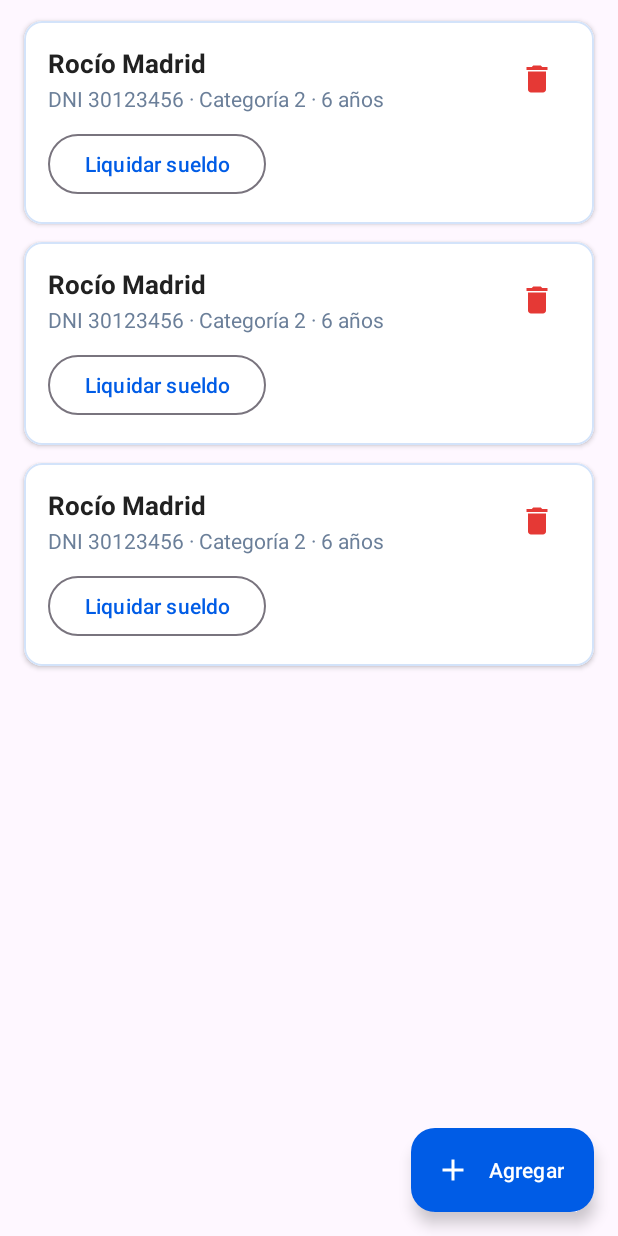
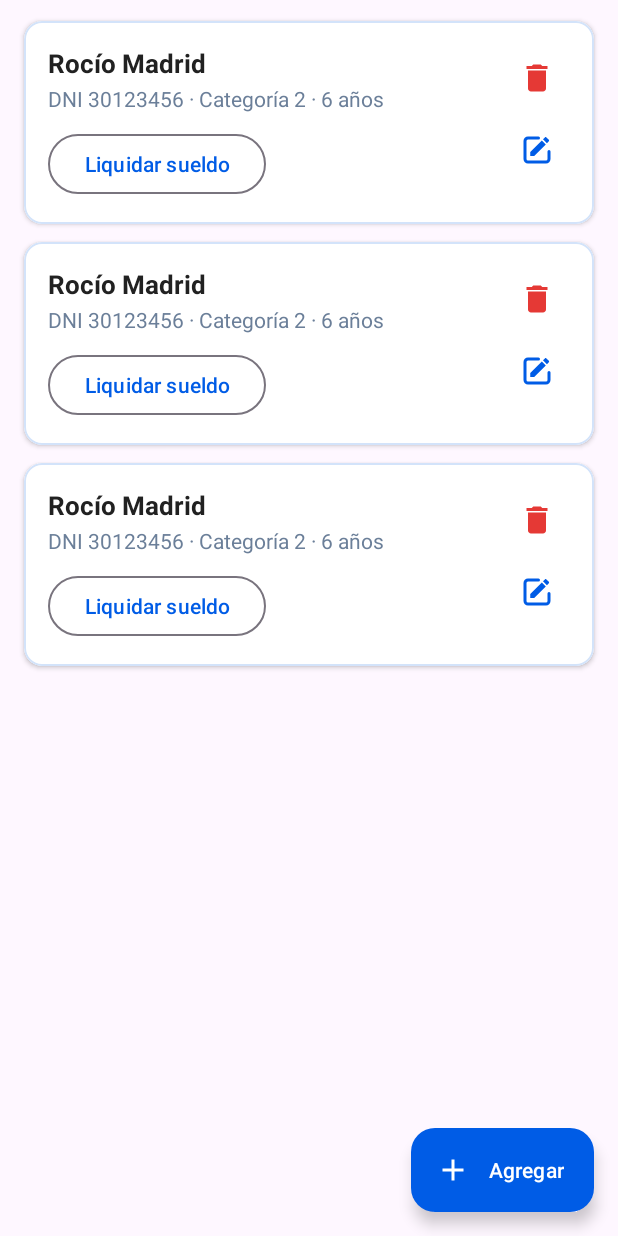
Before and after one commit to ZagarNahuel/Tp-CalculadoraSalarial, an Android app: the layout fragment_lista_empleados.xml on its own in the app's theme, with its tools: preview values and no code run, on a phone screen of 412 x 824 dp. Run offline under Robolectric (Android 15) with nearby library versions, the phone set to English and light mode, and no system bars.

Commit message:
Agrego el ícono de lápiz para modificar a cada empleado
Debajo del tacho hay un botón con un lápiz que abre la modificación. Tocar la tarjeta sigue funcionando.

```diff
--- a/app/src/main/java/com/example/calculadorasalarial/empleados/EmpleadoAdapter.kt
+++ b/app/src/main/java/com/example/calculadorasalarial/empleados/EmpleadoAdapter.kt
@@ -47,7 +47,9 @@ class EmpleadoAdapter(
             contexto.textoAnios(empleado.antiguedad)
         )
 
+        // Tocar la tarjeta o el lápiz modifica al empleado.
         holder.binding.root.setOnClickListener { listener.onEmpleadoClick(empleado) }
+        holder.binding.btnEditar.setOnClickListener { listener.onEmpleadoClick(empleado) }
         holder.binding.btnEliminar.setOnClickListener { listener.onEliminarClick(empleado) }
         holder.binding.btnLiquidar.setOnClickListener { listener.onLiquidarClick(empleado) }
     }
--- /dev/null
+++ b/app/src/main/res/drawable/ic_editar.xml
@@ -0,0 +1,23 @@
+<vector xmlns:android="http://schemas.android.com/apk/res/android"
+    android:width="24dp"
+    android:height="24dp"
+    android:viewportWidth="24"
+    android:viewportHeight="24">
+    <!-- Cuadrado abierto en la esquina de arriba a la derecha -->
+    <path
+        android:pathData="M13,4H6c-1.1,0 -2,0.9 -2,2v12c0,1.1 0.9,2 2,2h12c1.1,0 2,-0.9 2,-2v-5"
+        android:strokeColor="#FF000000"
+        android:strokeWidth="2"
+        android:strokeLineCap="round"
+        android:strokeLineJoin="round" />
+    <!-- Lápiz -->
+    <group
+        android:scaleX="0.7"
+        android:scaleY="0.7"
+        android:translateX="5.4"
+        android:translateY="1.3">
+        <path
+            android:fillColor="#FF000000"
+            android:pathData="M3,17.25V21h3.75L17.81,9.94l-3.75,-3.75L3,17.25zM20.71,7.04c0.39,-0.39 0.39,-1.02 0,-1.41l-2.34,-2.34c-0.39,-0.39 -1.02,-0.39 -1.41,0l-1.83,1.83 3.75,3.75 1.83,-1.83z" />
+    </group>
+</vector>
--- a/app/src/main/res/layout/item_empleado.xml
+++ b/app/src/main/res/layout/item_empleado.xml
@@ -1,5 +1,6 @@
 <?xml version="1.0" encoding="utf-8"?>
-<!-- Una fila del listado: así se dibuja cada empleado. Tocar la fila modifica; el tacho elimina. -->
+<!-- Una fila del listado: así se dibuja cada empleado.
+     A la derecha: el tacho elimina y el lápiz modifica. También se puede tocar la tarjeta para modificar. -->
 <com.google.android.material.card.MaterialCardView xmlns:android="http://schemas.android.com/apk/res/android"
     xmlns:app="http://schemas.android.com/apk/res-auto"
     xmlns:tools="http://schemas.android.com/tools"
@@ -20,15 +21,10 @@
     <LinearLayout
         android:layout_width="match_parent"
         android:layout_height="wrap_content"
-        android:orientation="vertical"
+        android:orientation="horizontal"
         android:padding="16dp">
 
-        <LinearLayout
-            android:layout_width="match_parent"
-            android:layout_height="wrap_content"
-            android:gravity="center_vertical"
-            android:orientation="horizontal">
-
+        <!-- Izquierda: datos del empleado y botón para liquidar -->
         <LinearLayout
             android:layout_width="0dp"
             android:layout_height="wrap_content"
@@ -54,19 +50,6 @@
                 android:textColor="@color/calc_domingo_texto"
                 android:textSize="14sp"
                 tools:text="DNI 30123456 · Categoría 2 · 6 años" />
-            </LinearLayout>
-
-            <ImageButton
-                android:id="@+id/btnEliminar"
-                android:layout_width="44dp"
-                android:layout_height="44dp"
-                android:layout_marginStart="8dp"
-                android:background="?attr/selectableItemBackgroundBorderless"
-                android:contentDescription="@string/emp_eliminar_descripcion"
-                android:padding="10dp"
-                android:src="@drawable/ic_eliminar"
-                app:tint="@color/calc_rojo" />
-        </LinearLayout>
 
             <!-- Abre la calculadora con la categoría y la antigüedad de este empleado. -->
             <Button
@@ -78,4 +61,34 @@
                 android:text="@string/emp_liquidar"
                 android:textAllCaps="false" />
         </LinearLayout>
+
+        <!-- Derecha: eliminar arriba y modificar abajo -->
+        <LinearLayout
+            android:layout_width="wrap_content"
+            android:layout_height="wrap_content"
+            android:layout_marginStart="8dp"
+            android:orientation="vertical">
+
+            <ImageButton
+                android:id="@+id/btnEliminar"
+                android:layout_width="44dp"
+                android:layout_height="44dp"
+                android:background="?attr/selectableItemBackgroundBorderless"
+                android:contentDescription="@string/emp_eliminar_descripcion"
+                android:padding="10dp"
+                android:src="@drawable/ic_eliminar"
+                app:tint="@color/calc_rojo" />
+
+            <ImageButton
+                android:id="@+id/btnEditar"
+                android:layout_width="44dp"
+                android:layout_height="44dp"
+                android:layout_marginTop="4dp"
+                android:background="?attr/selectableItemBackgroundBorderless"
+                android:contentDescription="@string/emp_editar_descripcion"
+                android:padding="10dp"
+                android:src="@drawable/ic_editar"
+                app:tint="@color/calc_azul" />
+        </LinearLayout>
+    </LinearLayout>
 </com.google.android.material.card.MaterialCardView>
--- a/app/src/main/res/values/empleados_strings.xml
+++ b/app/src/main/res/values/empleados_strings.xml
@@ -35,6 +35,7 @@
     <string name="emp_eliminar">Eliminar</string>
     <string name="emp_cancelar">Cancelar</string>
     <string name="emp_eliminar_descripcion">Eliminar empleado</string>
+    <string name="emp_editar_descripcion">Modificar empleado</string>
     <string name="emp_eliminar_titulo">Eliminar empleado</string>
     <string name="emp_eliminar_mensaje">¿Seguro que querés eliminar a %1$s? Esta acción no se puede deshacer.</string>
     <string name="emp_eliminado">Empleado eliminado</string>
```
Lines whose indentation alone changed are shown as unchanged.
